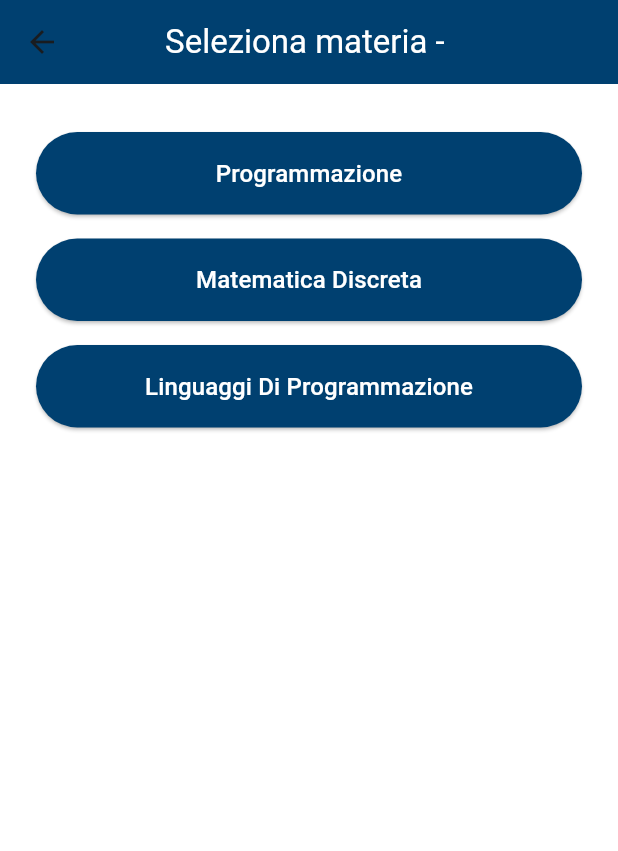
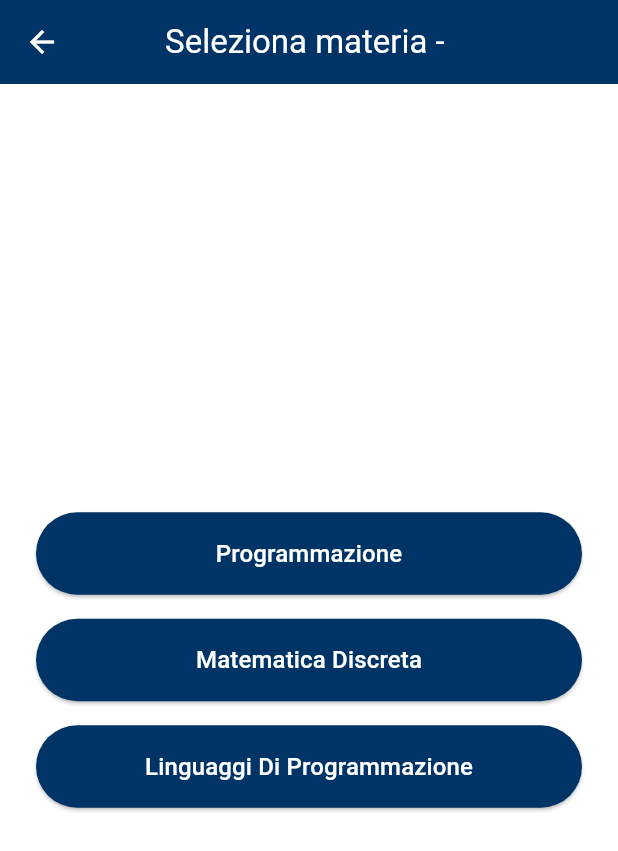
Before and after one commit to FullMetalMar/WeUniba, a Flutter app: the SubjectSelectionPage screen opened directly with empty values, on a phone screen of 412 x 824 dp. Shown: the top 851 px of the screen. Run offline on Flutter 3.47's test engine with Material 3 defaults, Android fonts, the phone set to English and light mode, and no system bars; our stand-ins replace audioplayers; missing offline and left inert: flutter_pdfview, mobile_scanner.

Commit message:
SBORRARE
AAGGHHH

```diff
--- a/lib/crossword_game_page.dart
+++ b/lib/crossword_game_page.dart
@@ -48,11 +48,11 @@ class _CrosswordGamePageState extends State<CrosswordGamePage> {
       },
     );
 
-    if (value != null && value.isNotEmpty) {
+    /*if (value.isNotEmpty) {
       setState(() {
         userGrid[row][col] = value;
       });
-    }
+    }*/
   }
 
   Widget buildCell(int row, int col) {
--- a/lib/game_page.dart
+++ b/lib/game_page.dart
@@ -1,7 +1,7 @@
 import 'package:flutter/material.dart';
 import 'subject_selection_page.dart';
 
-const Color bluScuro = Color(0xFF004070);
+const Color bluScuro = Color(0xFF003366);
 
 class GamePage extends StatelessWidget {
   const GamePage({Key? key}) : super(key: key);
--- a/lib/quiz_game_page.dart
+++ b/lib/quiz_game_page.dart
@@ -1,8 +1,9 @@
 import 'dart:math';
 import 'package:audioplayers/audioplayers.dart';
 import 'package:flutter/material.dart';
+import 'session_data.dart'; // <--- IMPORTANTE
 
-const Color bluScuro = Color(0xFF004070);
+const Color bluScuro = Color(0xFF003366);
 const Color verde = Colors.green;
 const Color rosso = Colors.red;
 
@@ -112,6 +113,11 @@ class _QuizGamePageState extends State<QuizGamePage> with TickerProviderStateMix
       case 5:
         cfu = 40;
         break;
+    }
+
+    // 👉 AGGIUNTA: guadagno CFU
+    if (cfu > 0) {
+      SessionData.aggiungiCFU(cfu);
     }
 
     showDialog(
@@ -229,6 +235,7 @@ class _QuizGamePageState extends State<QuizGamePage> with TickerProviderStateMix
     return Scaffold(
       appBar: AppBar(
         backgroundColor: bluScuro,
+        iconTheme: const IconThemeData(color: Colors.white),
         title: Text(
           'Quiz - ${widget.subject}',
           style: const TextStyle(color: Colors.white),
@@ -252,6 +259,7 @@ class Question {
 
   Question({required this.text, required this.options, required this.correctAnswer});
 }
+
 
 final Map<String, List<Question>> quizDatabase = {
   'Programmazione': [
--- a/lib/subject_selection_page.dart
+++ b/lib/subject_selection_page.dart
@@ -2,7 +2,7 @@ import 'package:flutter/material.dart';
 import 'quiz_game_page.dart';
 import 'crossword_game_page.dart';
 
-const Color bluScuro = Color(0xFF004070);
+const Color bluScuro = Color(0xFF003366);
 
 class SubjectSelectionPage extends StatelessWidget {
   final String gameType;
@@ -55,6 +55,7 @@ class SubjectSelectionPage extends StatelessWidget {
     backgroundColor: Colors.white,
    appBar: AppBar(
   backgroundColor: bluScuro,
+  iconTheme: const IconThemeData(color: Colors.white), // ← questa riga rende la freccia bianca
   title: Text(
     'Seleziona materia - $gameType',
     style: const TextStyle(color: Colors.white, fontFamily: 'Roboto'),
@@ -62,8 +63,11 @@ class SubjectSelectionPage extends StatelessWidget {
   centerTitle: true,
 ),
     body: Padding(
-        padding: const EdgeInsets.symmetric(horizontal: 24.0, vertical: 32),
+      padding: const EdgeInsets.symmetric(horizontal: 24.0),
+      child: Center(
         child: Column(
+          mainAxisSize: MainAxisSize.min,
+          mainAxisAlignment: MainAxisAlignment.center,
           children: [
             _buildSubjectButton(context, 'Programmazione'),
             const SizedBox(height: 16),
@@ -73,6 +77,7 @@ class SubjectSelectionPage extends StatelessWidget {
           ],
         ),
       ),
+    ),
   );
 }
 }
```
Also changed, not shown: lib/session_data.dart (+7 -0 lines), lib/shop_page.dart (+9 -7 lines). Lines whose indentation alone changed are shown as unchanged.
